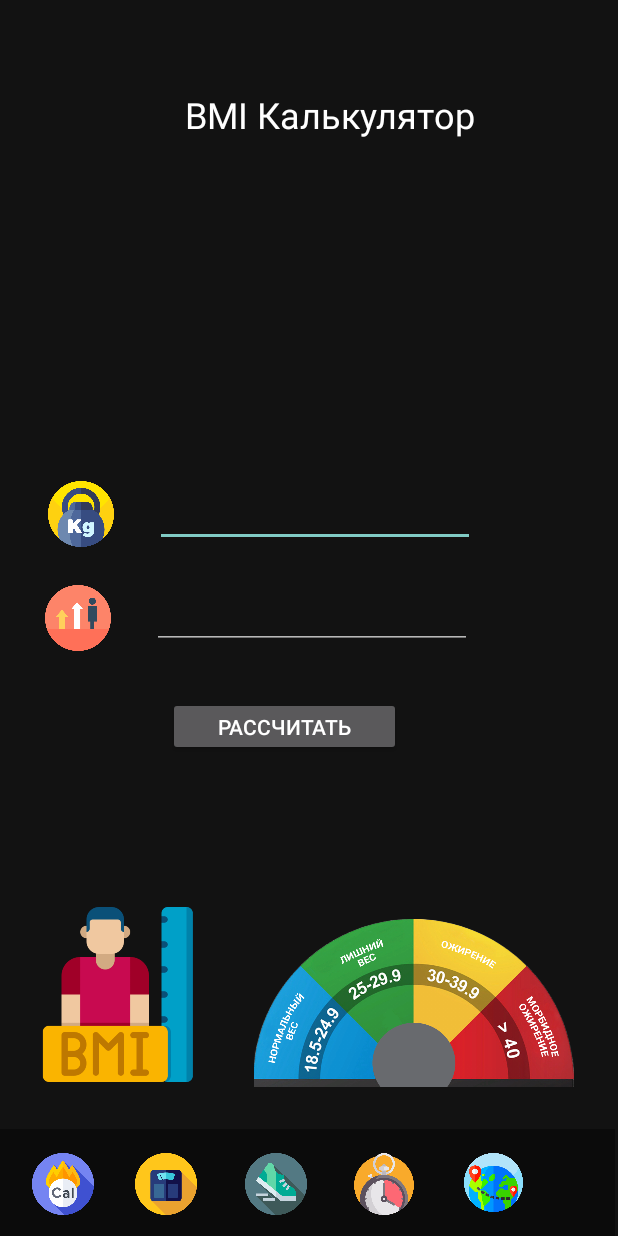
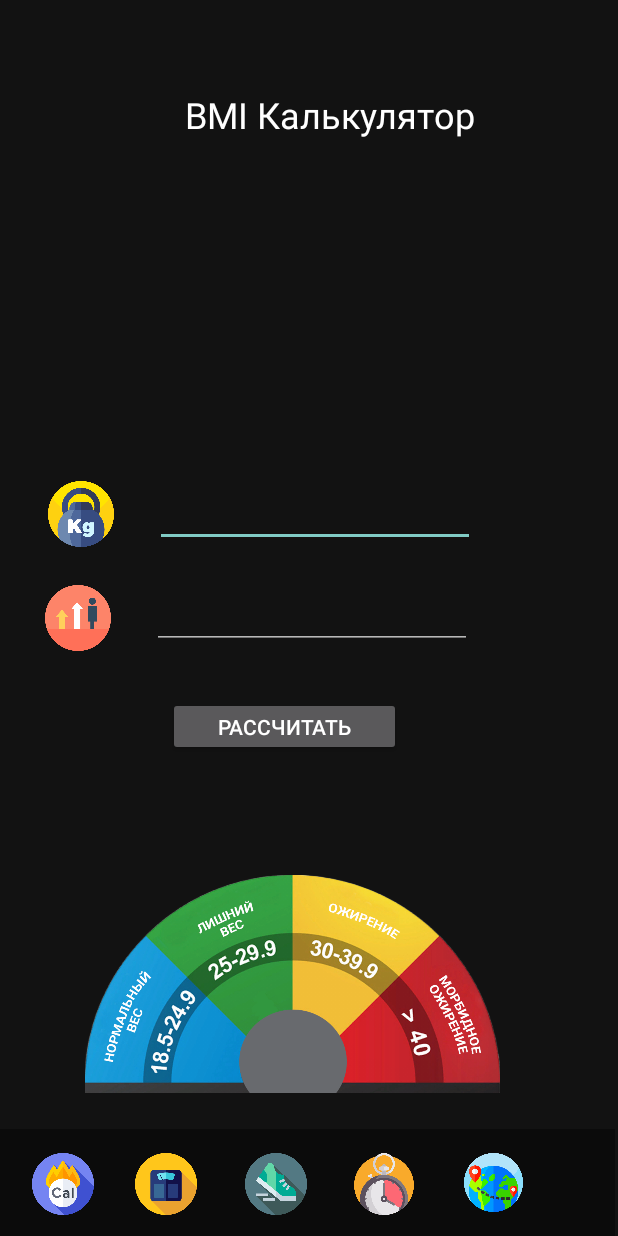
Before and after one commit to Antuh/FitnessTracker-Antuh, an Android app: the MainActivity5 screen opened directly, with no data from a screen before it, on a phone screen of 412 x 824 dp. Run offline under Robolectric (Android 15) with nearby library versions, the phone set to English and light mode, and no system bars.

Commit message:
Initial eight commit

```diff
--- a/app/src/main/res/layout/activity_main5.xml
+++ b/app/src/main/res/layout/activity_main5.xml
@@ -116,7 +116,7 @@
         android:id="@+id/result"
         android:layout_width="wrap_content"
         android:layout_height="wrap_content"
-        android:layout_marginStart="180dp"
+        android:layout_marginStart="170dp"
         android:layout_marginTop="20dp"
         android:textColor="#FFFFFF"
         android:textSize="20sp"
@@ -160,27 +160,13 @@
         app:srcCompat="@drawable/free_icon_growth_426345" />
 
     <ImageView
-        android:id="@+id/imageView6"
-        android:layout_width="133dp"
-        android:layout_height="155dp"
-        android:layout_marginStart="16dp"
-        android:layout_marginBottom="10dp"
+        android:id="@+id/imageView7"
+        android:layout_width="387dp"
+        android:layout_height="145dp"
+        android:layout_marginStart="1dp"
+        android:layout_marginBottom="24dp"
         app:layout_constraintBottom_toTopOf="@+id/constraintLayout"
         app:layout_constraintStart_toStartOf="parent"
-        app:layout_constraintTop_toBottomOf="@+id/result"
-        app:layout_constraintVertical_bias="0.945"
-        app:srcCompat="@drawable/free_icon_body_mass_index_3475286" />
-
-    <ImageView
-        android:id="@+id/imageView7"
-        android:layout_width="251dp"
-        android:layout_height="112dp"
-        android:layout_marginStart="1dp"
-        android:layout_marginEnd="12dp"
-        android:layout_marginBottom="28dp"
-        app:layout_constraintBottom_toTopOf="@+id/constraintLayout"
-        app:layout_constraintEnd_toEndOf="parent"
-        app:layout_constraintStart_toEndOf="@+id/imageView6"
         app:srcCompat="@drawable/index_weight" />
 
 </androidx.constraintlayout.widget.ConstraintLayout>
```
Also changed, not shown: app/src/main/res/drawable/free_icon_body_mass_index_3475286.png (deleted).
